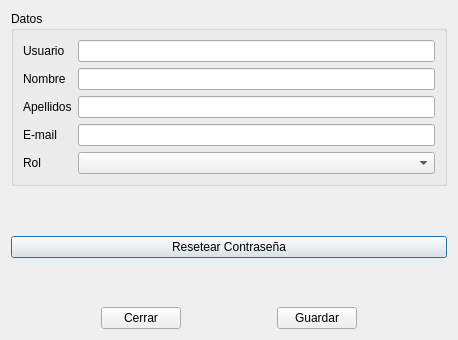
The window that views/forms_ui/user.ui (serk82/nexus_admin_client) describes before a commit, drawn with Qt 5.
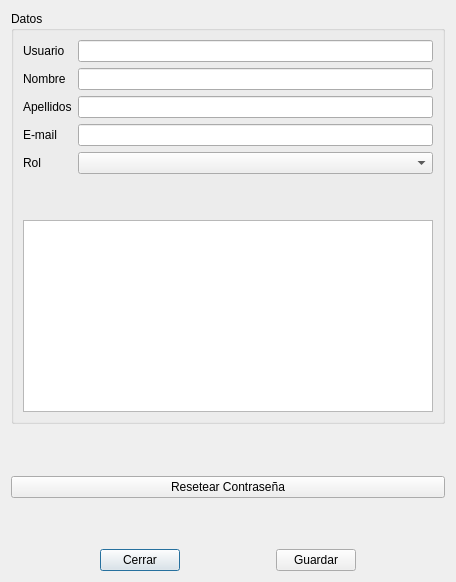
The same window after the commit.

Commit message: Añade gestión de empresas a los formularios de usuario y actualiza la interfaz para incluir una tabla de empresas asociadas.

The edit to the form file:
```diff
--- a/views/forms_ui/user.ui
+++ b/views/forms_ui/user.ui
@@ -7,7 +7,7 @@
     <x>0</x>
     <y>0</y>
     <width>456</width>
-    <height>340</height>
+    <height>582</height>
    </rect>
   </property>
   <property name="windowTitle">
@@ -82,47 +82,26 @@
         </item>
        </layout>
       </item>
+      <item row="2" column="0">
+       <widget class="QTableWidget" name="twd_companies"/>
+      </item>
+      <item row="1" column="0">
+       <spacer name="verticalSpacer_5">
+        <property name="orientation">
+         <enum>Qt::Orientation::Vertical</enum>
+        </property>
+        <property name="sizeHint" stdset="0">
+         <size>
+          <width>20</width>
+          <height>40</height>
+         </size>
+        </property>
+       </spacer>
+      </item>
      </layout>
     </widget>
    </item>
-   <item row="1" column="0">
-    <layout class="QVBoxLayout" name="verticalLayout">
-     <item>
-      <spacer name="verticalSpacer_2">
-       <property name="orientation">
-        <enum>Qt::Orientation::Vertical</enum>
-       </property>
-       <property name="sizeHint" stdset="0">
-        <size>
-         <width>436</width>
-         <height>13</height>
-        </size>
-       </property>
-      </spacer>
-     </item>
-     <item>
-      <widget class="QPushButton" name="btn_reset_password">
-       <property name="text">
-        <string>Resetear Contraseña</string>
-       </property>
-      </widget>
-     </item>
-     <item>
-      <spacer name="verticalSpacer">
-       <property name="orientation">
-        <enum>Qt::Orientation::Vertical</enum>
-       </property>
-       <property name="sizeHint" stdset="0">
-        <size>
-         <width>436</width>
-         <height>13</height>
-        </size>
-       </property>
-      </spacer>
-     </item>
-    </layout>
-   </item>
-   <item row="2" column="0">
+   <item row="4" column="0">
     <layout class="QHBoxLayout" name="horizontalLayout_4">
      <item>
       <spacer name="horizontalSpacer_2">
@@ -179,6 +158,43 @@
      </item>
     </layout>
    </item>
+   <item row="2" column="0">
+    <layout class="QVBoxLayout" name="verticalLayout">
+     <item>
+      <widget class="QPushButton" name="btn_reset_password">
+       <property name="text">
+        <string>Resetear Contraseña</string>
+       </property>
+      </widget>
+     </item>
+    </layout>
+   </item>
+   <item row="1" column="0">
+    <spacer name="verticalSpacer_3">
+     <property name="orientation">
+      <enum>Qt::Orientation::Vertical</enum>
+     </property>
+     <property name="sizeHint" stdset="0">
+      <size>
+       <width>20</width>
+       <height>40</height>
+      </size>
+     </property>
+    </spacer>
+   </item>
+   <item row="3" column="0">
+    <spacer name="verticalSpacer_4">
+     <property name="orientation">
+      <enum>Qt::Orientation::Vertical</enum>
+     </property>
+     <property name="sizeHint" stdset="0">
+      <size>
+       <width>20</width>
+       <height>40</height>
+      </size>
+     </property>
+    </spacer>
+   </item>
   </layout>
  </widget>
  <resources/>
```
The commit also changes 4 other files.
